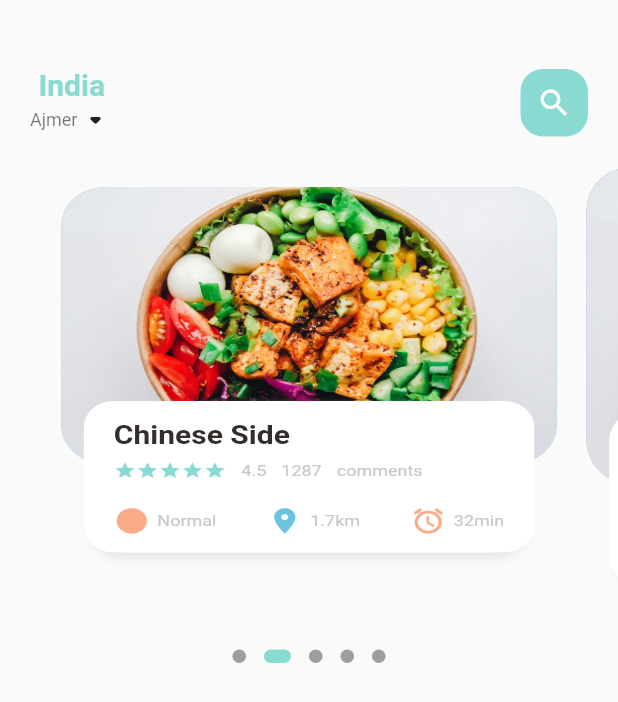
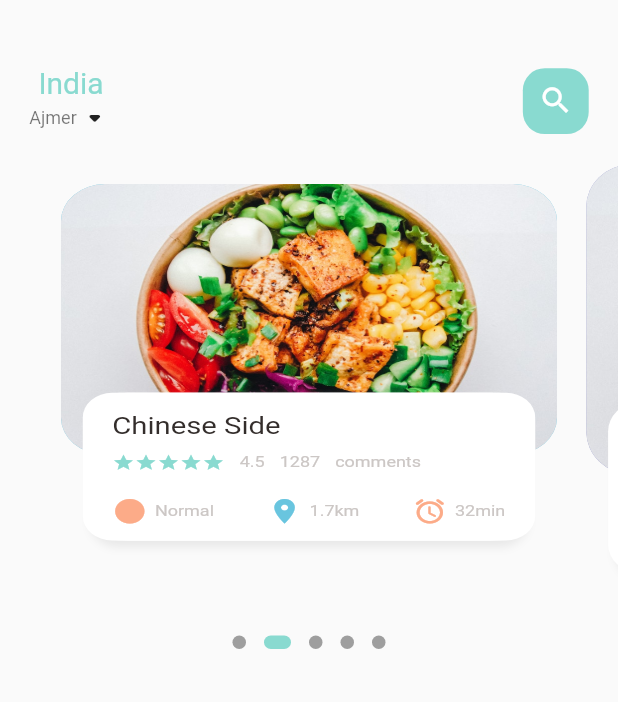
Before and after one commit to imtiyaj786/foodapp, a Flutter app: the screen it shows after launch, on a phone screen of 412 x 824 dp. Shown: the top 702 px of the screen. Run offline on Flutter 3.47's test engine with Material 2 defaults, Android fonts, the phone set to English and light mode, and no system bars; drawn by our look-alikes of dots_indicator; our stand-ins replace get; Roboto replaces fonts that are missing (Montserrat).

Commit message:
Slide section Done with dynamic width and Height

```diff
--- a/lib/home/food_page_body.dart
+++ b/lib/home/food_page_body.dart
@@ -2,6 +2,7 @@ import 'package:flutter/material.dart';
 import 'package:flutter/src/widgets/framework.dart';
 import 'package:flutter/src/widgets/placeholder.dart';
 import 'package:foodapp/utils/colors.dart';
+import 'package:foodapp/utils/dimensions.dart';
 import 'package:foodapp/widgets/big_text.dart';
 import 'package:foodapp/widgets/icon_and_text_widget.dart';
 import 'package:foodapp/widgets/small_text.dart';
@@ -18,7 +19,7 @@ class _FoodPageBody extends State<FoodPageBody> {
   PageController pageController = PageController(viewportFraction: 0.85);
   var _currentPageValue = 0.8;
   double _scaleFactor = 0.8;
-  double _height = 220;
+  double _height = Dimensions.pageViewContainer;
 
   @override
   void initState() {
@@ -43,7 +44,7 @@ class _FoodPageBody extends State<FoodPageBody> {
       children: [
         Container(
           // color: Colors.redAccent,
-          height: 320,
+          height: Dimensions.pageView,
           child: PageView.builder(
               controller: pageController,
               itemCount: 5,
@@ -96,10 +97,11 @@ class _FoodPageBody extends State<FoodPageBody> {
       child: Stack(
         children: [
           Container(
-            height: 220,
-            margin: EdgeInsets.only(left: 10, right: 10),
+            height: Dimensions.pageViewContainer,
+            margin: EdgeInsets.only(
+                left: Dimensions.width10, right: Dimensions.width10),
             decoration: BoxDecoration(
-                borderRadius: BorderRadius.circular(30),
+                borderRadius: BorderRadius.circular(Dimensions.radius30),
                 color: index.isEven ? Color(0xFF69c5df) : Color(0xFF9294cc),
                 image: DecorationImage(
                     fit: BoxFit.cover,
@@ -108,10 +110,13 @@ class _FoodPageBody extends State<FoodPageBody> {
           Align(
             alignment: Alignment.bottomCenter,
             child: Container(
-              height: 120,
-              margin: EdgeInsets.only(left: 30, right: 30, bottom: 30),
+              height: Dimensions.pageViewTextContainer,
+              margin: EdgeInsets.only(
+                  left: Dimensions.width30,
+                  right: Dimensions.width30,
+                  bottom: Dimensions.height30),
               decoration: BoxDecoration(
-                borderRadius: BorderRadius.circular(20),
+                borderRadius: BorderRadius.circular(Dimensions.radius20),
                 color: Colors.white,
                 boxShadow: [
                   BoxShadow(
@@ -123,13 +128,14 @@ class _FoodPageBody extends State<FoodPageBody> {
                 ],
               ),
               child: Container(
-                padding: EdgeInsets.only(left: 15, right: 15, top: 15),
+                padding: EdgeInsets.only(
+                    left: Dimensions.height15, right: 15, top: 15),
                 child: Column(
                     crossAxisAlignment: CrossAxisAlignment.start,
                     children: [
                       BigText(text: "Chinese Side"),
                       SizedBox(
-                        height: 10,
+                        height: Dimensions.height10,
                       ),
                       Row(
                         children: [
@@ -156,7 +162,7 @@ class _FoodPageBody extends State<FoodPageBody> {
                         ],
                       ),
                       SizedBox(
-                        height: 20,
+                        height: Dimensions.height20,
                       ),
                       Row(
                         mainAxisAlignment: MainAxisAlignment.spaceBetween,
--- a/lib/home/main_food_page.dart
+++ b/lib/home/main_food_page.dart
@@ -3,6 +3,7 @@ import 'package:flutter/src/widgets/framework.dart';
 import 'package:flutter/src/widgets/placeholder.dart';
 import 'package:foodapp/home/food_page_body.dart';
 import 'package:foodapp/utils/colors.dart';
+import 'package:foodapp/utils/dimensions.dart';
 import 'package:foodapp/widgets/big_text.dart';
 import 'package:foodapp/widgets/small_text.dart';
 
@@ -16,14 +17,17 @@ class MainFoodPage extends StatefulWidget {
 class _MainFoodPage extends State<MainFoodPage> {
   @override
   Widget build(BuildContext context) {
+    // print("Current Height " + MediaQuery.of(context).size.height.toString());
     return Scaffold(
         body: Column(
       children: [
         // Showing Header
         Container(
           child: Container(
-              margin: EdgeInsets.only(top: 45, bottom: 15),
-              padding: EdgeInsets.only(left: 20, right: 20),
+              margin: EdgeInsets.only(
+                  top: Dimensions.height45, bottom: Dimensions.height15),
+              padding: EdgeInsets.only(
+                  left: Dimensions.width20, right: Dimensions.width20),
               child: Row(
                 mainAxisAlignment: MainAxisAlignment.spaceBetween,
                 children: [
@@ -46,12 +50,14 @@ class _MainFoodPage extends State<MainFoodPage> {
                   ),
                   Center(
                     child: Container(
-                      width: 45,
-                      height: 45,
-                      child: Icon(Icons.search, color: Colors.white),
+                      width: Dimensions.height45,
+                      height: Dimensions.height45,
+                      child: Icon(Icons.search,
+                          color: Colors.white, size: Dimensions.iconSize24),
                       decoration: BoxDecoration(
                         color: AppColors.mainColor,
-                        borderRadius: BorderRadius.circular(15),
+                        borderRadius:
+                            BorderRadius.circular(Dimensions.radius15),
                       ),
                     ),
                   )
--- a/lib/main.dart
+++ b/lib/main.dart
@@ -1,5 +1,6 @@
 import 'package:flutter/material.dart';
 import 'package:foodapp/home/main_food_page.dart';
+import 'package:get/get.dart';
 
 void main() {
   runApp(const MyApp());
@@ -11,7 +12,7 @@ class MyApp extends StatelessWidget {
   // This widget is the root of your application.
   @override
   Widget build(BuildContext context) {
-    return MaterialApp(
+    return GetMaterialApp(
       debugShowCheckedModeBanner: false,
       title: 'Flutter Demo',
       theme: ThemeData(
--- /dev/null
+++ b/lib/utils/dimensions.dart
@@ -0,0 +1,38 @@
+import 'dart:ui';
+import 'package:get/get.dart';
+
+class Dimensions {
+  // Dynamic Screens
+  static double screenHeight = Get.context!.height;
+  static double screenWidth = Get.context!.width;
+
+  // Dynamic PageViews
+  static double pageView = screenHeight / 2.64;
+  static double pageViewContainer = screenHeight / 3.84;
+  static double pageViewTextContainer = screenHeight / 7.03;
+
+  // Dynamic Height padding and margin
+  static double height10 = screenHeight / 84.4;
+  static double height15 = screenHeight / 56.27;
+  static double height20 = screenHeight / 42.2;
+  static double height30 = screenHeight / 28.13;
+  static double height45 = screenHeight / 18.76;
+
+  // Dynamic Width padding and margin
+  static double width10 = screenHeight / 84.4;
+  static double width15 = screenHeight / 56.27;
+  static double width20 = screenHeight / 42.2;
+  static double width30 = screenHeight / 28.13;
+  static double width45 = screenHeight / 18.76;
+
+  static double font20 = screenHeight / 42.2;
+
+  // Radius
+  static double radius15 = screenHeight / 56.27;
+  static double radius20 = screenHeight / 42.2;
+  static double radius30 = screenHeight / 28.13;
+
+  // Icon Size
+  // 844 / 24
+  static double iconSize24 = screenHeight / 35.17;
+}
--- a/lib/widgets/big_text.dart
+++ b/lib/widgets/big_text.dart
@@ -1,6 +1,7 @@
 import 'package:flutter/material.dart';
 import 'package:flutter/src/widgets/framework.dart';
 import 'package:flutter/src/widgets/placeholder.dart';
+import 'package:foodapp/utils/dimensions.dart';
 
 class BigText extends StatelessWidget {
   Color? color;
@@ -11,7 +12,7 @@ class BigText extends StatelessWidget {
       {super.key,
       this.color = const Color(0xFF332d2b),
       required this.text,
-      this.size = 20,
+      this.size = 0,
       this.overflow = TextOverflow.ellipsis});
 
   @override
@@ -21,8 +22,8 @@ class BigText extends StatelessWidget {
       maxLines: 1,
       style: TextStyle(
           color: color,
-          fontSize: size,
-          fontWeight: FontWeight.bold,
+          fontSize: size == 0 ? Dimensions.font20 : size,
+          fontWeight: FontWeight.w400,
           fontFamily: 'Montserrat'),
       overflow: overflow,
     );
--- a/lib/widgets/icon_and_text_widget.dart
+++ b/lib/widgets/icon_and_text_widget.dart
@@ -1,6 +1,7 @@
 import 'package:flutter/material.dart';
 import 'package:flutter/src/widgets/framework.dart';
 import 'package:flutter/src/widgets/placeholder.dart';
+import 'package:foodapp/utils/dimensions.dart';
 import 'package:foodapp/widgets/small_text.dart';
 
 class IconAndTextWidget extends StatelessWidget {
@@ -17,10 +18,7 @@ class IconAndTextWidget extends StatelessWidget {
   Widget build(BuildContext context) {
     return Row(
       children: [
-        Icon(
-          icon,
-          color: iconColor,
-        ),
+        Icon(icon, color: iconColor, size: Dimensions.iconSize24),
         SizedBox(
           width: 5,
         ),
--- a/pubspec.yaml
+++ b/pubspec.yaml
@@ -38,6 +38,7 @@ dependencies:
 dev_dependencies:
   flutter_test:
     sdk: flutter
+  get: ^4.6.5
   dots_indicator: ^2.1.0
 
   # The "flutter_lints" package below contains a set of recommended lints to
@@ -59,7 +60,7 @@ flutter:
 
   # To add assets to your application, add an assets section, like this:
   assets:
-    - assets/image
+    - assets/image/
 
   # An image asset can refer to one or more resolution-specific "variants", see
   # https://flutter.dev/assets-and-images/#resolution-aware
```
Also changed, not shown: pubspec.lock.
